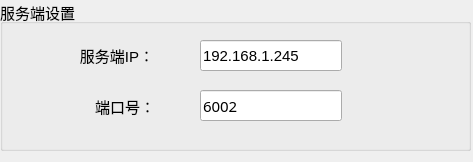
ChinaClever/PM-Tool, file PM_Tool/mainPage/seripport.ui: the form before one commit.
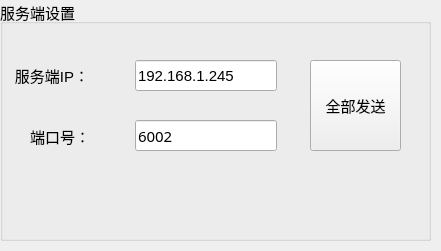
The form after the commit.

Commit message: 完成母线，配置文件，全部批量发送

Diff of the .ui file:
```diff
--- a/PM_Tool/mainPage/seripport.ui
+++ b/PM_Tool/mainPage/seripport.ui
@@ -6,8 +6,8 @@
    <rect>
     <x>0</x>
     <y>0</y>
-    <width>473</width>
-    <height>162</height>
+    <width>441</width>
+    <height>251</height>
    </rect>
   </property>
   <property name="windowTitle">
@@ -18,8 +18,8 @@
     <rect>
      <x>0</x>
      <y>0</y>
-     <width>471</width>
-     <height>151</height>
+     <width>431</width>
+     <height>241</height>
     </rect>
    </property>
    <property name="font">
@@ -33,8 +33,8 @@
    <widget class="QLineEdit" name="serIp">
     <property name="geometry">
      <rect>
-      <x>200</x>
-      <y>40</y>
+      <x>135</x>
+      <y>60</y>
       <width>142</width>
       <height>31</height>
      </rect>
@@ -51,8 +51,8 @@
    <widget class="QLabel" name="DevIp">
     <property name="geometry">
      <rect>
-      <x>80</x>
-      <y>40</y>
+      <x>15</x>
+      <y>60</y>
       <width>74</width>
       <height>31</height>
      </rect>
@@ -78,8 +78,8 @@
    <widget class="QLineEdit" name="port">
     <property name="geometry">
      <rect>
-      <x>200</x>
-      <y>90</y>
+      <x>135</x>
+      <y>120</y>
       <width>142</width>
       <height>31</height>
      </rect>
@@ -97,8 +97,8 @@
    <widget class="QLabel" name="Port_4">
     <property name="geometry">
      <rect>
-      <x>80</x>
-      <y>91</y>
+      <x>15</x>
+      <y>121</y>
       <width>75</width>
       <height>31</height>
      </rect>
@@ -121,6 +121,19 @@
      <set>Qt::AlignRight|Qt::AlignTrailing|Qt::AlignVCenter</set>
     </property>
    </widget>
+   <widget class="QPushButton" name="sendAllBtn">
+    <property name="geometry">
+     <rect>
+      <x>310</x>
+      <y>60</y>
+      <width>91</width>
+      <height>91</height>
+     </rect>
+    </property>
+    <property name="text">
+     <string>全部发送</string>
+    </property>
+   </widget>
   </widget>
  </widget>
  <resources/>
```
The commit also changes 43 other files.
